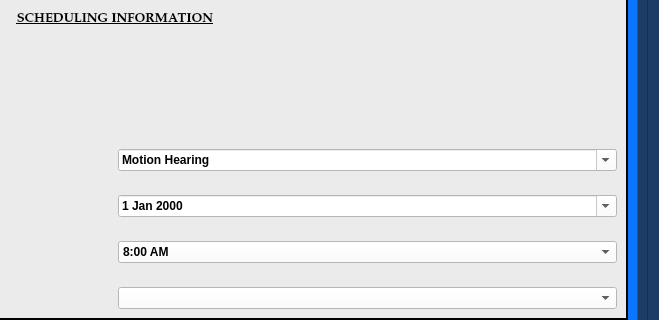
Before: the Qt Designer form munientry/views/ui/GeneralNoticeOfHearingDialog.ui in HunterProgram22/MuniEntry, drawn with Qt 5; both pictures show x 429 to 1088 and y 310 to 630 of the 1088 by 737 pixel window.
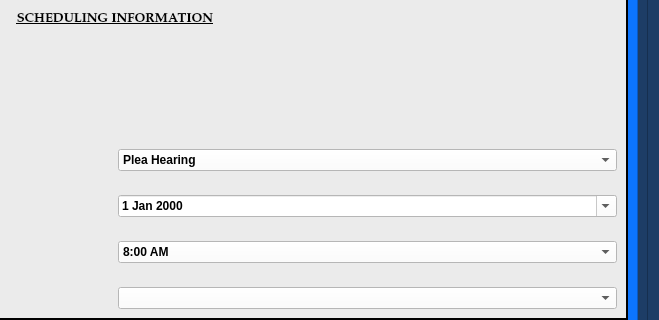
After: the same form once the commit is applied. Custom widgets are drawn as their Qt base class.

```diff
--- a/munientry/views/ui/GeneralNoticeOfHearingDialog.ui
+++ b/munientry/views/ui/GeneralNoticeOfHearingDialog.ui
@@ -488,13 +488,8 @@
                   <string notr="true">background-color: rgb(255, 255, 255);</string>
                  </property>
                  <property name="editable">
-                  <bool>true</bool>
+                  <bool>false</bool>
                  </property>
-                 <item>
-                  <property name="text">
-                   <string>Motion Hearing</string>
-                  </property>
-                 </item>
                  <item>
                   <property name="text">
                    <string>Plea Hearing</string>
```
Left out of the diff: 15 changed lines with no effect on the pictures.
